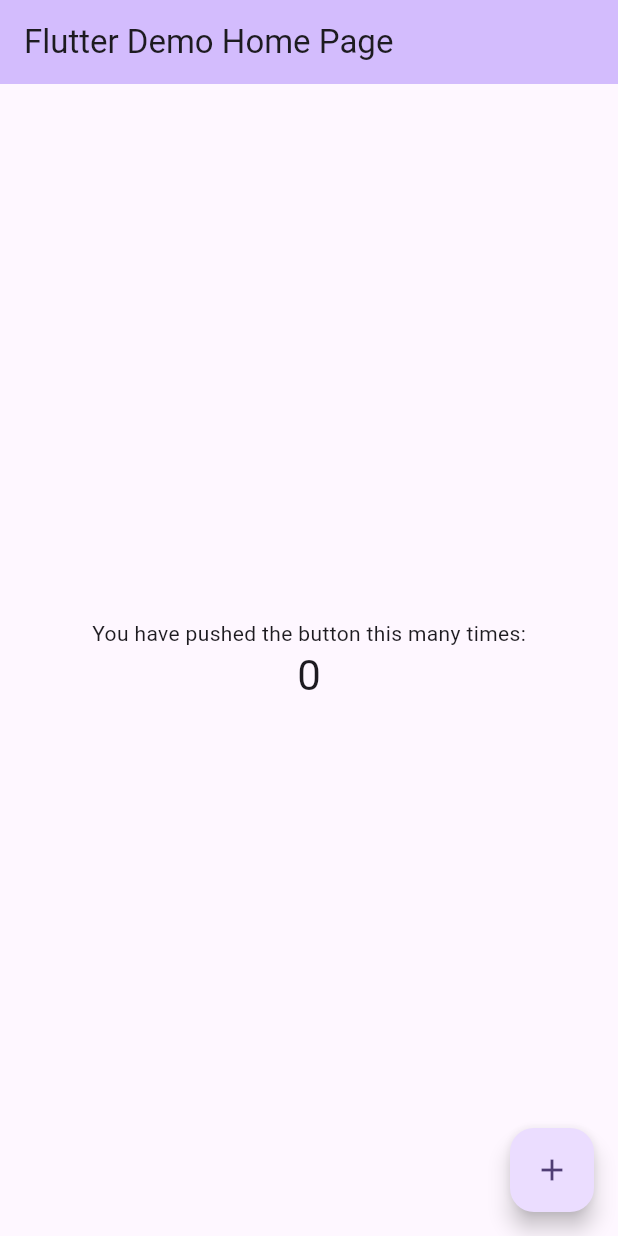
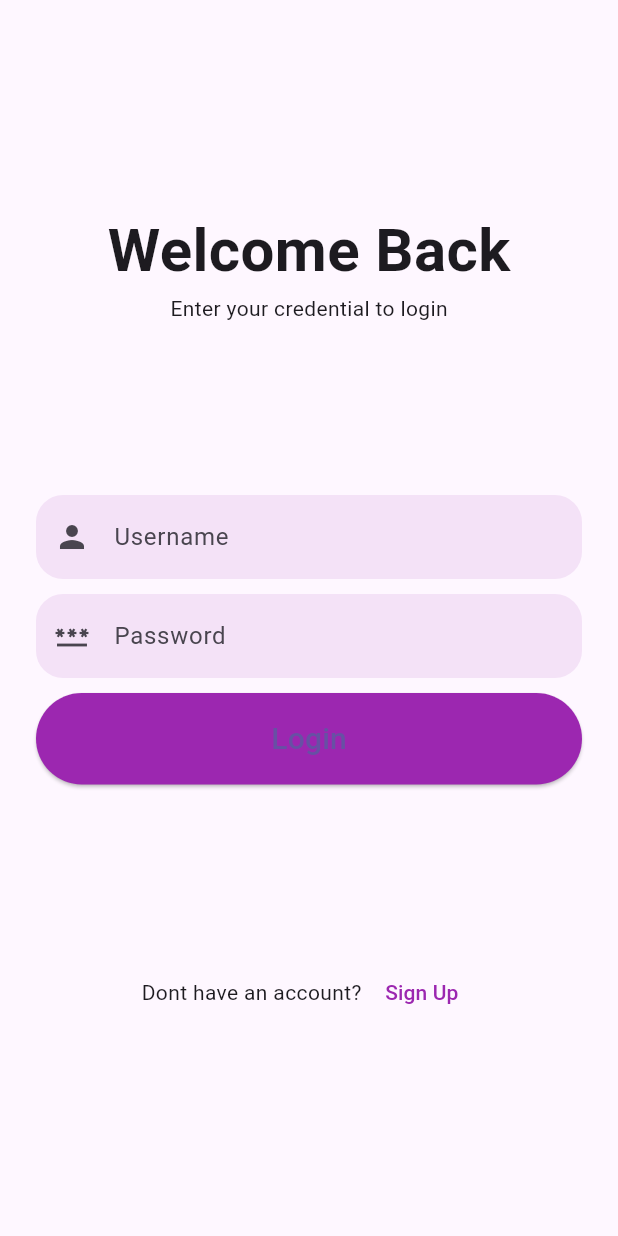
Before and after one commit to WahyuLaksono/uts_loginpage, a Flutter app: the screen it shows after launch, on a phone screen of 412 x 824 dp. Run offline on Flutter 3.47's test engine with Material 3 defaults, Android fonts, the phone set to English and light mode, and no system bars.

Commit message:
login page

```diff
--- a/lib/main.dart
+++ b/lib/main.dart
@@ -1,125 +1,25 @@
 import 'package:flutter/material.dart';
+import 'package:loginpage_uts/pages/login_page.dart';
+
 
 void main() {
-  runApp(const MyApp());
+  runApp(MyApp());
 }
 
 class MyApp extends StatelessWidget {
-  const MyApp({super.key});
-
-  // This widget is the root of your application.
-  @override
   Widget build(BuildContext context) {
     return MaterialApp(
-      title: 'Flutter Demo',
+      debugShowCheckedModeBanner: false,
+      title: 'Login/Register Flutter',
       theme: ThemeData(
-        // This is the theme of your application.
-        //
-        // TRY THIS: Try running your application with "flutter run". You'll see
-        // the application has a purple toolbar. Then, without quitting the app,
-        // try changing the seedColor in the colorScheme below to Colors.green
-        // and then invoke "hot reload" (save your changes or press the "hot
-        // reload" button in a Flutter-supported IDE, or press "r" if you used
-        // the command line to start the app).
-        //
-        // Notice that the counter didn't reset back to zero; the application
-        // state is not lost during the reload. To reset the state, use hot
-        // restart instead.
-        //
-        // This works for code too, not just values: Most code changes can be
-        // tested with just a hot reload.
-        colorScheme: ColorScheme.fromSeed(seedColor: Colors.deepPurple),
-        useMaterial3: true,
+        primarySwatch: Colors.blue,
       ),
-      home: const MyHomePage(title: 'Flutter Demo Home Page'),
+      initialRoute: '/',
+      routes: {
+        '/': (context) => LoginPage(),
+        // '/register': (context) => RegisterPage(),
+        // '/profil' : (context)=> ProfilePage(),
+      },
     );
   }
 }
-
-class MyHomePage extends StatefulWidget {
-  const MyHomePage({super.key, required this.title});
-
-  // This widget is the home page of your application. It is stateful, meaning
-  // that it has a State object (defined below) that contains fields that affect
-  // how it looks.
-
-  // This class is the configuration for the state. It holds the values (in this
-  // case the title) provided by the parent (in this case the App widget) and
-  // used by the build method of the State. Fields in a Widget subclass are
-  // always marked "final".
-
-  final String title;
-
-  @override
-  State<MyHomePage> createState() => _MyHomePageState();
-}
-
-class _MyHomePageState extends State<MyHomePage> {
-  int _counter = 0;
-
-  void _incrementCounter() {
-    setState(() {
-      // This call to setState tells the Flutter framework that something has
-      // changed in this State, which causes it to rerun the build method below
-      // so that the display can reflect the updated values. If we changed
-      // _counter without calling setState(), then the build method would not be
-      // called again, and so nothing would appear to happen.
-      _counter++;
-    });
-  }
-
-  @override
-  Widget build(BuildContext context) {
-    // This method is rerun every time setState is called, for instance as done
-    // by the _incrementCounter method above.
-    //
-    // The Flutter framework has been optimized to make rerunning build methods
-    // fast, so that you can just rebuild anything that needs updating rather
-    // than having to individually change instances of widgets.
-    return Scaffold(
-      appBar: AppBar(
-        // TRY THIS: Try changing the color here to a specific color (to
-        // Colors.amber, perhaps?) and trigger a hot reload to see the AppBar
-        // change color while the other colors stay the same.
-        backgroundColor: Theme.of(context).colorScheme.inversePrimary,
-        // Here we take the value from the MyHomePage object that was created by
-        // the App.build method, and use it to set our appbar title.
-        title: Text(widget.title),
-      ),
-      body: Center(
-        // Center is a layout widget. It takes a single child and positions it
-        // in the middle of the parent.
-        child: Column(
-          // Column is also a layout widget. It takes a list of children and
-          // arranges them vertically. By default, it sizes itself to fit its
-          // children horizontally, and tries to be as tall as its parent.
-          //
-          // Column has various properties to control how it sizes itself and
-          // how it positions its children. Here we use mainAxisAlignment to
-          // center the children vertically; the main axis here is the vertical
-          // axis because Columns are vertical (the cross axis would be
-          // horizontal).
-          //
-          // TRY THIS: Invoke "debug painting" (choose the "Toggle Debug Paint"
-          // action in the IDE, or press "p" in the console), to see the
-          // wireframe for each widget.
-          mainAxisAlignment: MainAxisAlignment.center,
-          children: <Widget>[
-            const Text(
-              'You have pushed the button this many times:',
-            ),
-            Text(
-              '$_counter',
-              style: Theme.of(context).textTheme.headlineMedium,
-            ),
-          ],
-        ),
-      ),
-      floatingActionButton: FloatingActionButton(
-        onPressed: _incrementCounter,
-        tooltip: 'Increment',
-        child: const Icon(Icons.add),
-      ), // This trailing comma makes auto-formatting nicer for build methods.
-    );
-  }
-}
--- /dev/null
+++ b/lib/pages/login_page.dart
@@ -0,0 +1,98 @@
+import 'package:flutter/material.dart';
+
+class LoginPage extends StatelessWidget {
+  const LoginPage({super.key});
+
+  @override
+  Widget build(BuildContext context) {
+    return MaterialApp(
+      debugShowCheckedModeBanner: false,
+      home: Scaffold(
+        body: Container(
+          margin: const EdgeInsets.all(24),
+          child: Column(
+            mainAxisAlignment: MainAxisAlignment.spaceEvenly,
+            children: [
+              _header(context),
+              _inputField(context),
+              _signup(context),
+            ],
+          ),
+        ),
+      ),
+    );
+  }
+
+  _header(context) {
+    return const Column(
+      children: [
+        Text(
+          "Welcome Back",
+          style: TextStyle(fontSize: 40, fontWeight: FontWeight.bold),
+        ),
+        Text("Enter your credential to login"),
+      ],
+    );
+  }
+
+  _inputField(context) {
+    return Column(
+      crossAxisAlignment: CrossAxisAlignment.stretch,
+      children: [
+        TextField(
+          decoration: InputDecoration(
+              hintText: "Username",
+              border: OutlineInputBorder(
+                  borderRadius: BorderRadius.circular(18),
+                  borderSide: BorderSide.none
+              ),
+              fillColor: Colors.purple.withOpacity(0.1),
+              filled: true,
+              prefixIcon: const Icon(Icons.person)),
+        ),
+        const SizedBox(height: 10),
+        TextField(
+          decoration: InputDecoration(
+            hintText: "Password",
+            border: OutlineInputBorder(
+                borderRadius: BorderRadius.circular(18),
+                borderSide: BorderSide.none),
+            fillColor: Colors.purple.withOpacity(0.1),
+            filled: true,
+            prefixIcon: const Icon(Icons.password),
+          ),
+          obscureText: true,
+        ),
+        const SizedBox(height: 10),
+        ElevatedButton(
+          onPressed: () {
+          },
+          style: ElevatedButton.styleFrom(
+            shape: const StadiumBorder(),
+            padding: const EdgeInsets.symmetric(vertical: 16),
+            backgroundColor: Colors.purple,
+          ),
+          child: const Text(
+            "Login",
+            style: TextStyle(fontSize: 20),
+          ),
+        )
+      ],
+    );
+  }
+
+  _signup(context) {
+    return Row(
+      mainAxisAlignment: MainAxisAlignment.center,
+      children: [
+        const Text("Dont have an account? "),
+        TextButton(
+            onPressed: () {
+              Navigator.pushNamed(context, '/register');
+            },
+            child: const Text("Sign Up", style: TextStyle(color: Colors.purple),)
+        )
+      ],
+    );
+  }
+}
```
